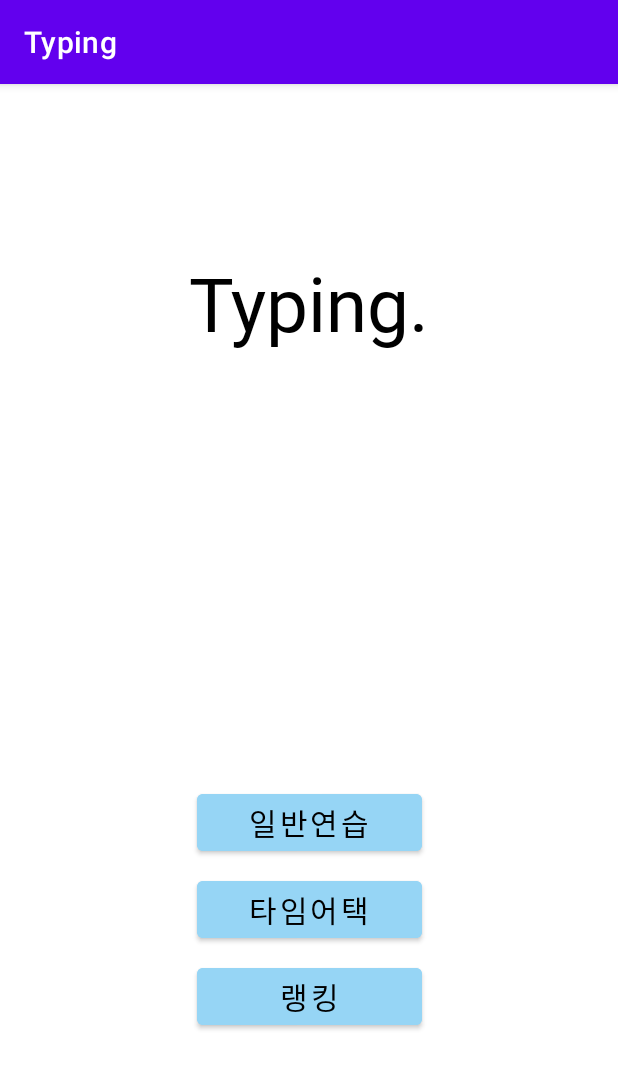
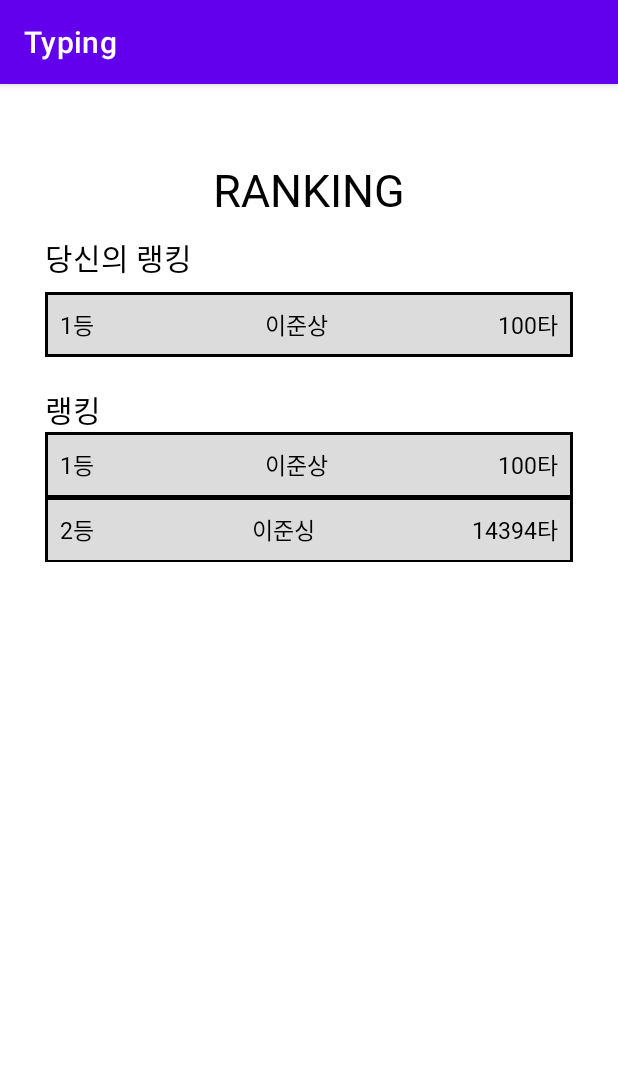
Before and after one commit to samgashyeong/Typing, an Android app: the screen it shows after launch once a user with an empty profile is signed in (MainActivity before the commit, RankActivity after it), after a tap on "랭킹", on a phone screen of 412 x 824 dp. Shown: the top 1069 px of the screen. Run offline under Robolectric (Android 15) with nearby library versions, the phone set to English and light mode, and no system bars; our stand-ins replace Firebase (no records; nobody signed in at launch, a user with empty details on screens opened directly), data binding.

Commit message:
어댑터

```diff
--- a/app/src/main/AndroidManifest.xml
+++ b/app/src/main/AndroidManifest.xml
@@ -14,7 +14,7 @@
         android:theme="@style/Theme.Typing"
         tools:targetApi="31">
         <activity
-            android:name=".RankActivity"
+            android:name=".view.rank.RankActivity"
             android:exported="false" />
         <activity
             android:name=".view.login.LoginActivity"
--- /dev/null
+++ b/app/src/main/java/com/example/typing/data/Ranking.kt
@@ -0,0 +1,6 @@
+package com.example.typing.data
+
+data class Ranking(
+    val userName : String,
+    val steersman : Int
+)
--- a/app/src/main/java/com/example/typing/view/rank/RankActivity.kt
+++ b/app/src/main/java/com/example/typing/view/rank/RankActivity.kt
@@ -2,11 +2,23 @@ package com.example.typing.view.rank
 
 import androidx.appcompat.app.AppCompatActivity
 import android.os.Bundle
+import androidx.databinding.DataBindingUtil
 import com.example.typing.R
+import com.example.typing.data.Ranking
+import com.example.typing.databinding.ActivityRankBinding
 
 class RankActivity : AppCompatActivity() {
+    private lateinit var binding : ActivityRankBinding
+    private lateinit var rankingArray : ArrayList<Ranking>
     override fun onCreate(savedInstanceState: Bundle?) {
         super.onCreate(savedInstanceState)
         setContentView(R.layout.activity_rank)
+
+        rankingArray = ArrayList()
+        binding = DataBindingUtil.setContentView(this, R.layout.activity_rank)
+
+        rankingArray.add(Ranking("이준상", 100))
+        rankingArray.add(Ranking("이준싱", 14394))
+        binding.recycler.adapter = RankingAdapter(rankingArray)
     }
 }
--- /dev/null
+++ b/app/src/main/java/com/example/typing/view/rank/RankingAdapter.kt
@@ -0,0 +1,34 @@
+package com.example.typing.view.rank
+
+import android.annotation.SuppressLint
+import android.view.LayoutInflater
+import android.view.View
+import android.view.ViewGroup
+import android.widget.TextView
+import androidx.recyclerview.widget.RecyclerView
+import com.example.typing.R
+import com.example.typing.data.Ranking
+
+class RankingAdapter(val data : ArrayList<Ranking>) : RecyclerView.Adapter<RankingAdapter.ViewHolder>() {
+    inner class ViewHolder(itemView: View) : RecyclerView.ViewHolder(itemView){
+        var userName: TextView = itemView.findViewById(R.id.userNameTv)
+        val steersman : TextView= itemView.findViewById(R.id.steersmanTv)
+        val rank : TextView = itemView.findViewById(R.id.rankingTv)
+    }
+
+    override fun onCreateViewHolder(parent: ViewGroup, viewType: Int): ViewHolder {
+        val view = LayoutInflater.from(parent.context).inflate(R.layout.ranking_layout, parent, false)
+        return ViewHolder(view)
+    }
+
+    @SuppressLint("SetTextI18n")
+    override fun onBindViewHolder(holder: ViewHolder, position: Int) {
+        holder.userName.text = data[position].userName
+        holder.steersman.text = "${data[position].steersman}타"
+        holder.rank.text = "${position+1}등"
+    }
+
+    override fun getItemCount(): Int {
+        return data.size
+    }
+}
--- /dev/null
+++ b/app/src/main/res/drawable/border.xml
@@ -0,0 +1,5 @@
+<?xml version="1.0" encoding="utf-8"?>
+<shape xmlns:android="http://schemas.android.com/apk/res/android" android:shape="rectangle" >
+    <solid android:color="#DCDCDC" />
+    <stroke android:width="2dp" android:color="@color/black"/>
+</shape>
--- /dev/null
+++ b/app/src/main/res/drawable/recyclerview_boder.xml
@@ -0,0 +1,11 @@
+<?xml version="1.0" encoding="utf-8"?>
+<layer-list xmlns:android="http://schemas.android.com/apk/res/android">
+    <!-- This is the line -->
+    <item android:bottom="-1dp">
+        <shape>
+            <solid android:color="#DCDCDC" />
+            <stroke android:width="2dp" android:color="@color/black" />
+        </shape>
+    </item>
+
+</layer-list>
--- a/app/src/main/res/layout/activity_rank.xml
+++ b/app/src/main/res/layout/activity_rank.xml
@@ -1,9 +1,111 @@
 <?xml version="1.0" encoding="utf-8"?>
+<layout>
     <androidx.constraintlayout.widget.ConstraintLayout xmlns:android="http://schemas.android.com/apk/res/android"
         xmlns:app="http://schemas.android.com/apk/res-auto"
         xmlns:tools="http://schemas.android.com/tools"
         android:layout_width="match_parent"
         android:layout_height="match_parent"
+        android:layout_margin="30dp"
         tools:context=".view.rank.RankActivity">
 
+        <TextView
+            android:id="@+id/textView4"
+            android:layout_width="wrap_content"
+            android:layout_height="wrap_content"
+            android:elevation="2dp"
+            android:fontFamily="@font/teunteun"
+            android:text="@string/ranking1"
+            android:textColor="@color/black"
+            android:textSize="30sp"
+            android:layout_marginTop="20dp"
+            app:layout_constraintEnd_toEndOf="parent"
+            app:layout_constraintStart_toStartOf="parent"
+            app:layout_constraintTop_toTopOf="parent" />
+
+        <TextView
+            android:id="@+id/textView5"
+            android:layout_width="wrap_content"
+            android:layout_height="wrap_content"
+            android:fontFamily="@font/y_light"
+            android:text="당신의 랭킹"
+            android:textSize="20sp"
+            android:textColor="@color/black"
+            android:layout_marginTop="10dp"
+            app:layout_constraintStart_toStartOf="parent"
+            app:layout_constraintTop_toBottomOf="@+id/textView4" />
+
+        <androidx.constraintlayout.widget.ConstraintLayout
+            android:id="@+id/constraintLayout"
+            android:layout_width="match_parent"
+            android:layout_height="wrap_content"
+            android:layout_marginTop="8dp"
+            android:background="@drawable/border"
+            android:padding="10dp"
+            app:layout_constraintEnd_toEndOf="parent"
+            app:layout_constraintHorizontal_bias="0.0"
+            app:layout_constraintStart_toStartOf="parent"
+            app:layout_constraintTop_toBottomOf="@+id/textView5">
+
+            <TextView
+                android:id="@+id/rankingTv"
+                android:layout_width="wrap_content"
+                android:layout_height="wrap_content"
+                android:fontFamily="@font/y_light"
+                android:text="1등"
+                android:textColor="@color/black"
+                android:textSize="15dp"
+                app:layout_constraintBottom_toBottomOf="parent"
+                app:layout_constraintStart_toStartOf="parent"
+                app:layout_constraintTop_toTopOf="parent" />
+
+            <TextView
+                android:id="@+id/userNameTv"
+                android:layout_width="wrap_content"
+                android:layout_height="wrap_content"
+                android:fontFamily="@font/y_light"
+                android:gravity="center"
+                android:text="이준상"
+                android:textColor="@color/black"
+                android:textSize="15dp"
+                app:layout_constraintBottom_toBottomOf="parent"
+                app:layout_constraintEnd_toStartOf="@+id/steersmanTv"
+                app:layout_constraintStart_toEndOf="@+id/rankingTv"
+                app:layout_constraintTop_toTopOf="parent" />
+
+            <TextView
+                android:id="@+id/steersmanTv"
+                android:layout_width="wrap_content"
+                android:layout_height="wrap_content"
+                android:fontFamily="@font/y_light"
+                android:text="100타"
+                android:textColor="@color/black"
+                android:textSize="15dp"
+                app:layout_constraintBottom_toBottomOf="parent"
+                app:layout_constraintEnd_toEndOf="parent"
+                app:layout_constraintTop_toTopOf="parent" />
         </androidx.constraintlayout.widget.ConstraintLayout>
+
+        <TextView
+            android:id="@+id/textView111"
+            android:layout_width="wrap_content"
+            android:layout_height="wrap_content"
+            android:fontFamily="@font/y_light"
+            android:text="랭킹"
+            android:textColor="@color/black"
+            android:layout_marginTop="20dp"
+            android:textSize="20sp"
+            app:layout_constraintStart_toStartOf="parent"
+            app:layout_constraintTop_toBottomOf="@+id/constraintLayout" />
+
+        <androidx.recyclerview.widget.RecyclerView
+            android:id="@+id/recycler"
+            android:layout_width="match_parent"
+            android:layout_height="0dp"
+            app:layoutManager="androidx.recyclerview.widget.LinearLayoutManager"
+            tools:listitem="@layout/ranking_layout"
+            app:layout_constraintBottom_toBottomOf="parent"
+            app:layout_constraintEnd_toEndOf="parent"
+            app:layout_constraintStart_toStartOf="parent"
+            app:layout_constraintTop_toBottomOf="@+id/textView111" />
+    </androidx.constraintlayout.widget.ConstraintLayout>
+</layout>
--- /dev/null
+++ b/app/src/main/res/layout/ranking_layout.xml
@@ -0,0 +1,49 @@
+<?xml version="1.0" encoding="utf-8"?>
+<layout>
+    <androidx.constraintlayout.widget.ConstraintLayout xmlns:android="http://schemas.android.com/apk/res/android"
+        xmlns:tools="http://schemas.android.com/tools"
+        android:layout_width="match_parent"
+        android:layout_height="wrap_content"
+        xmlns:app="http://schemas.android.com/apk/res-auto"
+        android:id="@+id/constraintLayout"
+        android:background="@drawable/recyclerview_boder"
+        android:padding="10dp">
+        <TextView
+            android:id="@+id/rankingTv"
+            android:layout_width="wrap_content"
+            android:layout_height="wrap_content"
+            android:fontFamily="@font/y_light"
+            android:text="1등"
+            android:textColor="@color/black"
+            android:textSize="15sp"
+            app:layout_constraintBottom_toBottomOf="parent"
+            app:layout_constraintLeft_toLeftOf="parent"
+            app:layout_constraintTop_toTopOf="parent" />
+
+        <TextView
+            android:id="@+id/userNameTv"
+            android:layout_width="wrap_content"
+            android:layout_height="wrap_content"
+            android:fontFamily="@font/y_light"
+            android:text="이준상"
+            android:textColor="@color/black"
+            android:textSize="15sp"
+            app:layout_constraintBottom_toBottomOf="parent"
+            app:layout_constraintEnd_toStartOf="@+id/steersmanTv"
+            app:layout_constraintStart_toEndOf="@+id/rankingTv"
+            app:layout_constraintTop_toTopOf="parent" />
+
+        <TextView
+            android:id="@+id/steersmanTv"
+            android:layout_width="wrap_content"
+            android:layout_height="wrap_content"
+            android:fontFamily="@font/y_light"
+            android:text="100타"
+            android:textColor="@color/black"
+            android:textSize="15sp"
+            app:layout_constraintBottom_toBottomOf="parent"
+            app:layout_constraintEnd_toEndOf="parent"
+            app:layout_constraintTop_toTopOf="parent" />
+
+    </androidx.constraintlayout.widget.ConstraintLayout>
+</layout>
--- a/app/src/main/res/values/strings.xml
+++ b/app/src/main/res/values/strings.xml
@@ -4,4 +4,5 @@
     <string name="ranking">랭킹</string>
     <string name="time_attack">타임어택</string>
     <string name="normal_practice">일반연습</string>
+    <string name="ranking1">RANKING</string>
 </resources>
```
Lines whose indentation alone changed are shown as unchanged.
